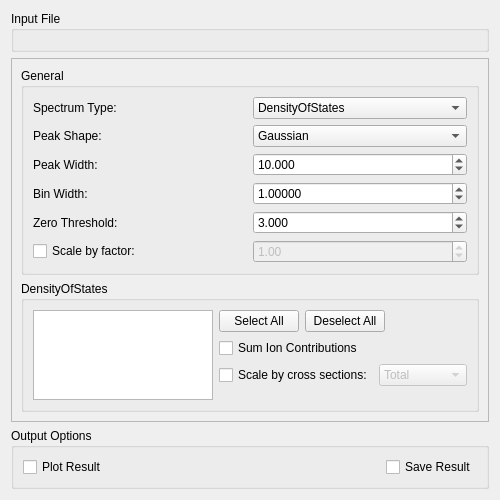
First picture: the form in MantidQt/CustomInterfaces/inc/MantidQtCustomInterfaces/Indirect/DensityOfStates.ui, repository mantidproject/mantid, before the edit.
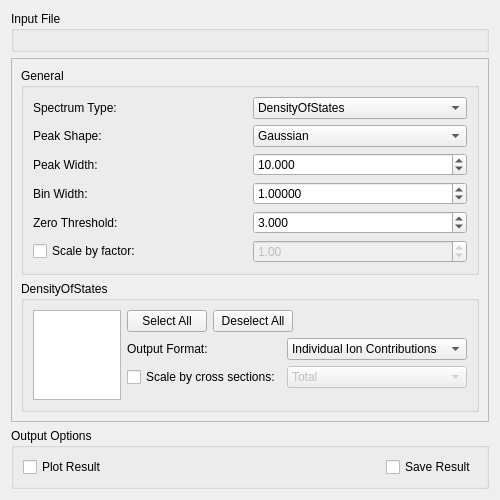
Second picture: the form after the edit. Custom widgets are drawn as their Qt base class.

What changed in the file:
```diff
--- a/MantidQt/CustomInterfaces/inc/MantidQtCustomInterfaces/Indirect/DensityOfStates.ui
+++ b/MantidQt/CustomInterfaces/inc/MantidQtCustomInterfaces/Indirect/DensityOfStates.ui
@@ -359,14 +359,30 @@
                   </item>
                  </widget>
                 </item>
-                <item row="2" column="0" colspan="2">
-                 <widget class="QCheckBox" name="ckSumContributions">
-                  <property name="toolTip">
-                   <string>&lt;html&gt;&lt;head/&gt;&lt;body&gt;&lt;p&gt;Sum contributions from selected ions.&lt;/p&gt;&lt;/body&gt;&lt;/html&gt;</string>
-                  </property>
+                <item row="2" column="0">
+                  <widget class="QLabel" name="lbOutputFormat">
+                    <property name="text">
+                      <string>Output Format:</string>
+                    </property>
+                  </widget>
+                </item>
+                <item row="2" column="1">
+                  <widget class="QComboBox" name="cbOutputFormat">
+                    <item>
+                      <property name="text">
+                        <string>Individual Ion Contributions</string>
+                      </property>
+                    </item>
+                    <item>
                   <property name="text">
                    <string>Sum Ion Contributions</string>
                   </property>
+                    </item>
+                    <item>
+                      <property name="text">
+                        <string>Calculate Individual Indices</string>
+                      </property>
+                    </item>
                  </widget>
                 </item>
                 <item row="4" column="0" colspan="2">
```
Lines whose indentation alone changed are shown as unchanged.
